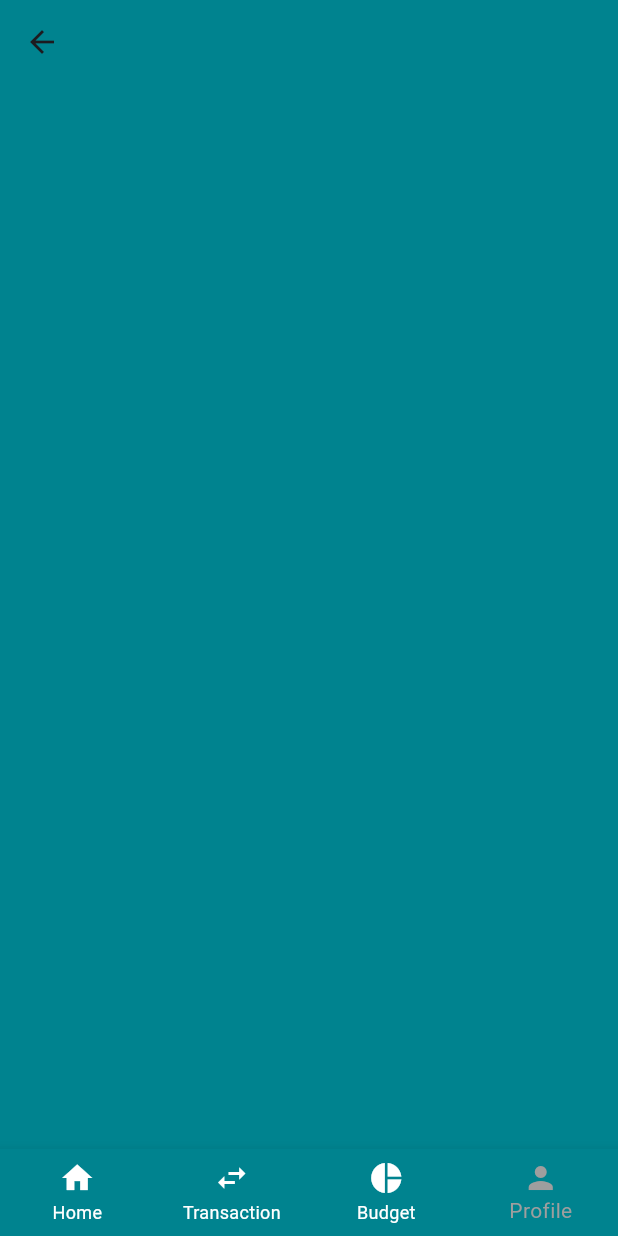
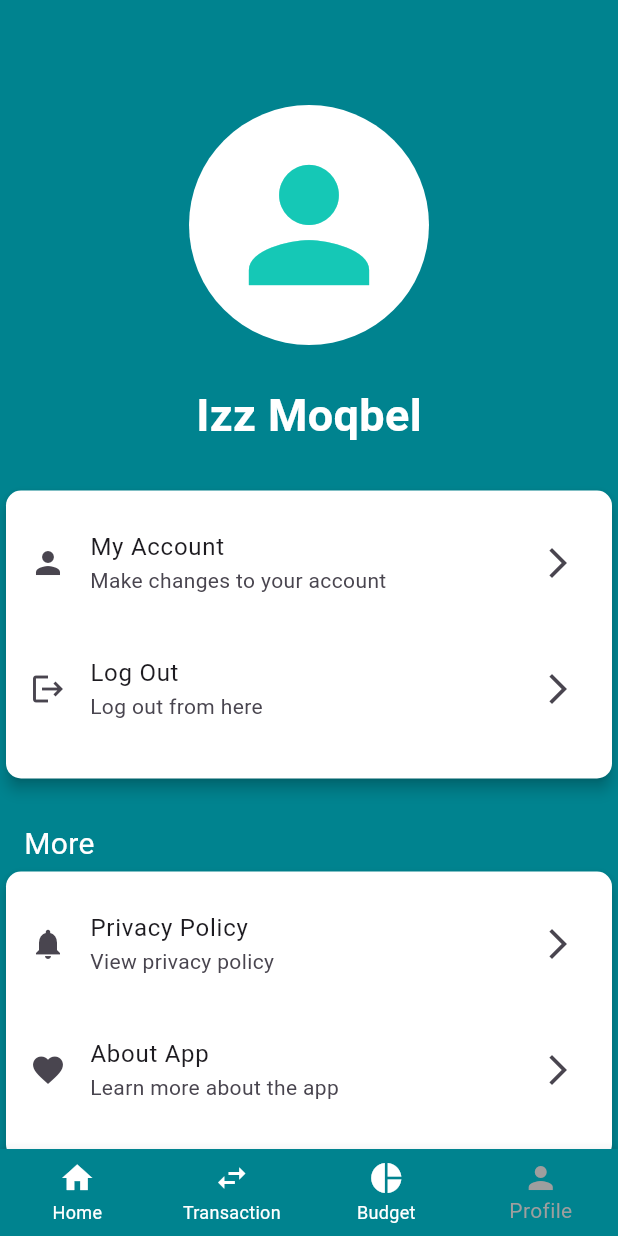
Before and after one commit to taha-soud/BudgetBuddy, a Flutter app: the ProfileScreen screen opened directly, on a phone screen of 412 x 824 dp. Run offline on Flutter 3.47's test engine with Material 3 defaults, Android fonts, the phone set to English and light mode, and no system bars; our stand-ins replace cloud_firestore, firebase_auth, firebase_core, fluttertoast, google_sign_in, logger; accounts and stored records are empty.

Commit message:
make design for profile page

```diff
--- a/lib/views/profile_screen.dart
+++ b/lib/views/profile_screen.dart
@@ -1,9 +1,12 @@
+import 'package:budget_buddy/views/about_app_screen.dart';
+import 'package:budget_buddy/views/my_account_settings.dart';
+import 'package:budget_buddy/views/privacy_policy_screen.dart';
 import 'package:flutter/material.dart';
 import '../res/custom_color.dart';
 import 'bottom_bar.dart';
 
 class ProfileScreen extends StatelessWidget {
-  const ProfileScreen({super.key});
+  const ProfileScreen({Key? key});
 
   @override
   Widget build(BuildContext context) {
@@ -11,11 +14,130 @@ class ProfileScreen extends StatelessWidget {
       currentIndex: 3,
       child: Scaffold(
         backgroundColor: AppColors.primary,
-        appBar: AppBar(
-          backgroundColor: AppColors.primary,
-        ),
-        body: Container(
-          color: AppColors.primary,
+        body: Padding(
+          padding: const EdgeInsets.only(top: 70.0),
+          child: Center(
+            child: Column(
+              children: [
+                const Center(
+                  child: Column(
+                    children: [
+                      CircleAvatar(
+                        radius: 80,
+                        backgroundColor: AppColors.secondary,
+                        child: Icon(
+                          Icons.person,
+                          size: 120,
+                          color: AppColors.colorIcon,
+                        ),
+                      ),
+                      SizedBox(height: 25),
+                      Text(
+                        'Izz Moqbel',
+                        style: TextStyle(
+                          fontSize: 30,
+                          fontWeight: FontWeight.bold,
+                          color: Colors.white,
+                        ),
+                      ),
+                    ],
+                  ),
+                ),
+                const SizedBox(height: 25),
+
+                SizedBox(
+                  height: 200,
+                  child: Card(
+                    color: Colors.white,
+                    elevation: 4,
+                    shape: RoundedRectangleBorder(
+                      borderRadius: BorderRadius.circular(10),
+                    ),
+                    child: Column(
+                      children: [
+                        Padding(
+                          padding: const EdgeInsets.only(top: 12.0),
+                          child: ListTile(
+                            leading: const Icon(Icons.person),
+                            title: const Text('My Account'),
+                            subtitle: const Text('Make changes to your account'),
+                            trailing: const Icon(Icons.arrow_forward_ios),
+                            onTap: () {
+                              Navigator.pushReplacement(context, MaterialPageRoute(builder: (context) =>  const MyAccountSettingsScreen()));
+                            },
+                          ),
+                        ),
+                        Padding(
+                          padding: const EdgeInsets.only(top: 12.0),
+                          child: ListTile(
+                            leading: const Icon(Icons.logout),
+                            title: const Text('Log Out'),
+                            subtitle: const Text('Log out from here'),
+                            trailing: const Icon(Icons.arrow_forward_ios),
+                            onTap: () {
+                              // Perform log out action
+                            },
+                          ),
+                        ),
+                      ],
+                    ),
+                  ),
+                ),
+                const SizedBox(height: 25),
+                const Align(
+                  alignment: Alignment.centerLeft,
+                  child: Padding(
+                    padding: EdgeInsets.symmetric(horizontal: 16.0),
+                    child: Text(
+                      'More',
+                      style: TextStyle(
+                        fontSize: 20,
+                        color: AppColors.secondary,
+                      ),
+                    ),
+                  ),
+                ),
+                SizedBox(
+                  height: 200,
+                  child: Card(
+                    color: AppColors.secondary,
+                    elevation: 4,
+                    shape: RoundedRectangleBorder(
+                      borderRadius: BorderRadius.circular(10),
+                    ),
+                    child: Column(
+                      children: [
+                        Padding(
+                          padding: const EdgeInsets.only(top: 12.0),
+                          child: ListTile(
+                            leading: const Icon(Icons.notifications),
+                            title: const Text('Privacy Policy'),
+                            subtitle: const Text('View privacy policy'),
+                            trailing: const Icon(Icons.arrow_forward_ios),
+                            onTap: () {
+                              Navigator.pushReplacement(context, MaterialPageRoute(builder: (context) =>  const PrivacyPolicyScreen()));
+                            },
+                          ),
+                        ),
+                        Padding(
+                          padding: const EdgeInsets.only(top: 12.0),
+                          child: ListTile(
+                            leading: const Icon(Icons.favorite),
+                            title: const Text('About App'),
+                            subtitle: const Text('Learn more about the app'),
+                            trailing: const Icon(Icons.arrow_forward_ios),
+                            onTap: () {
+                              Navigator.pushReplacement(context, MaterialPageRoute(builder: (context) =>  const AboutAppScreen()));
+                            },
+                          ),
+                        ),
+                      ],
+                    ),
+                  ),
+                ),
+              ],
+            ),
+          ),
         ),
       ),
     );
```
